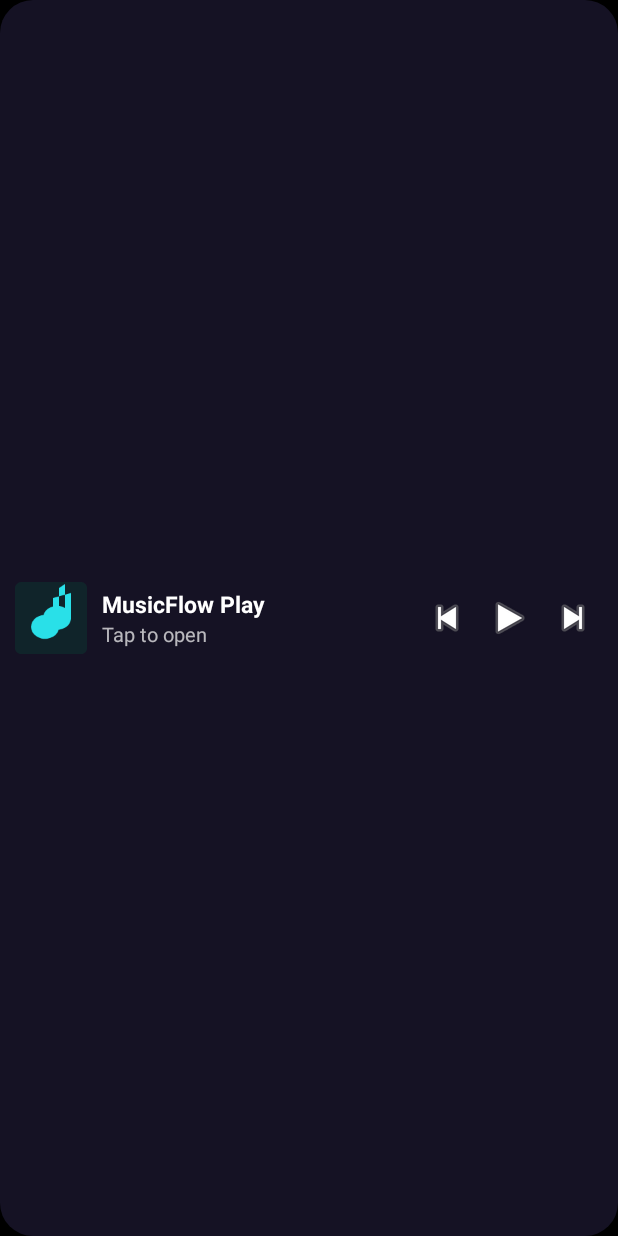
After one commit to captentv1/Tunedrift, an Android app: the layout widget_player.xml on its own in the app's theme, with its tools: preview values and no code run, on a phone screen of 412 x 824 dp. The commit adds this screen. Run offline under Robolectric (Android 15) with nearby library versions, the phone set to English and light mode, and no system bars.

Commit message:
1.0.0.4: home screen player widget

```diff
--- a/android/app/build.gradle
+++ b/android/app/build.gradle
@@ -78,7 +78,7 @@ android {
         minSdk 26
         targetSdk 35
         versionCode Integer.parseInt((project.findProperty('ciVersionCode') ?: '2').toString())
-        versionName((project.findProperty('ciVersionName') ?: '1.0.0.3').toString())
+        versionName((project.findProperty('ciVersionName') ?: '1.0.0.4').toString())
 
         ndk {
             abiFilters "arm64-v8a"
--- a/android/app/src/main/AndroidManifest.xml
+++ b/android/app/src/main/AndroidManifest.xml
@@ -46,6 +46,12 @@
             android:name="com.musicflow.app.DownloadForegroundService"
             android:foregroundServiceType="dataSync"
             android:exported="false" />
+        <receiver android:name=".PlayerWidget" android:exported="false">
+            <intent-filter>
+                <action android:name="android.appwidget.action.APPWIDGET_UPDATE" />
+            </intent-filter>
+            <meta-data android:name="android.appwidget.provider" android:resource="@xml/widget_player_info" />
+        </receiver>
         <receiver android:name=".UpdateDownloadReceiver" android:exported="true">
             <intent-filter>
                 <action android:name="android.intent.action.DOWNLOAD_COMPLETE" />
--- a/android/app/src/main/java/com/musicflow/play/PlaybackService.kt
+++ b/android/app/src/main/java/com/musicflow/play/PlaybackService.kt
@@ -120,6 +120,7 @@ class PlaybackService : Service() {
 
     override fun onDestroy() {
         running = false
+        PlayerWidget.update(this, null)
         try { unregisterReceiver(noisyReceiver) } catch (e: Exception) { }
         try { wakeLock?.takeIf { it.isHeld }?.release() } catch (e: Exception) { }
         try { session.isActive = false; session.release() } catch (e: Exception) { }
@@ -134,6 +135,7 @@ class PlaybackService : Service() {
 
     private fun refresh() {
         loadCoverIfNeeded()
+        PlayerWidget.update(this, cover)
         val metadata = MediaMetadataCompat.Builder()
             .putString(MediaMetadataCompat.METADATA_KEY_TITLE, title)
             .putString(MediaMetadataCompat.METADATA_KEY_ARTIST, artist)
--- /dev/null
+++ b/android/app/src/main/res/drawable/widget_bg.xml
@@ -0,0 +1,5 @@
+<?xml version="1.0" encoding="utf-8"?>
+<shape xmlns:android="http://schemas.android.com/apk/res/android" android:shape="rectangle">
+    <solid android:color="#E6181428" />
+    <corners android:radius="22dp" />
+</shape>
--- /dev/null
+++ b/android/app/src/main/res/layout/widget_player.xml
@@ -0,0 +1,22 @@
+<?xml version="1.0" encoding="utf-8"?>
+<LinearLayout xmlns:android="http://schemas.android.com/apk/res/android"
+    android:id="@+id/w_root" android:layout_width="match_parent" android:layout_height="match_parent"
+    android:orientation="horizontal" android:gravity="center_vertical" android:padding="10dp"
+    android:background="@drawable/widget_bg">
+    <ImageView android:id="@+id/w_cover" android:layout_width="48dp" android:layout_height="48dp"
+        android:scaleType="centerCrop" android:src="@mipmap/ic_launcher" android:contentDescription="Cover" />
+    <LinearLayout android:layout_width="0dp" android:layout_height="wrap_content" android:layout_weight="1"
+        android:orientation="vertical" android:paddingStart="10dp" android:paddingEnd="4dp">
+        <TextView android:id="@+id/w_title" android:layout_width="match_parent" android:layout_height="wrap_content"
+            android:text="MusicFlow Play" android:textColor="#FFFFFF" android:textSize="15sp" android:textStyle="bold"
+            android:maxLines="1" android:ellipsize="end" />
+        <TextView android:id="@+id/w_artist" android:layout_width="match_parent" android:layout_height="wrap_content"
+            android:text="Tap to open" android:textColor="#B3FFFFFF" android:textSize="13sp" android:maxLines="1" android:ellipsize="end" />
+    </LinearLayout>
+    <ImageButton android:id="@+id/w_prev" android:layout_width="40dp" android:layout_height="40dp"
+        android:background="@android:color/transparent" android:src="@android:drawable/ic_media_previous" android:contentDescription="Previous" />
+    <ImageButton android:id="@+id/w_play" android:layout_width="44dp" android:layout_height="44dp"
+        android:background="@android:color/transparent" android:src="@android:drawable/ic_media_play" android:contentDescription="Play or pause" />
+    <ImageButton android:id="@+id/w_next" android:layout_width="40dp" android:layout_height="40dp"
+        android:background="@android:color/transparent" android:src="@android:drawable/ic_media_next" android:contentDescription="Next" />
+</LinearLayout>
--- a/android/app/src/main/res/values/strings.xml
+++ b/android/app/src/main/res/values/strings.xml
@@ -1,4 +1,5 @@
 <?xml version="1.0" encoding="utf-8"?>
 <resources>
     <string name="app_name">MusicFlow Play</string>
+    <string name="widget_desc">Now playing, with play, next and previous</string>
 </resources>
--- /dev/null
+++ b/android/app/src/main/res/xml/widget_player_info.xml
@@ -0,0 +1,5 @@
+<?xml version="1.0" encoding="utf-8"?>
+<appwidget-provider xmlns:android="http://schemas.android.com/apk/res/android"
+    android:minWidth="250dp" android:minHeight="60dp" android:targetCellWidth="4" android:targetCellHeight="1"
+    android:updatePeriodMillis="0" android:initialLayout="@layout/widget_player"
+    android:resizeMode="horizontal" android:widgetCategory="home_screen" android:description="@string/widget_desc" />
```
Also changed, not shown: android/app/src/main/java/com/musicflow/play/PlayerWidget.kt (added, +45 -0 lines), 2 other files.
